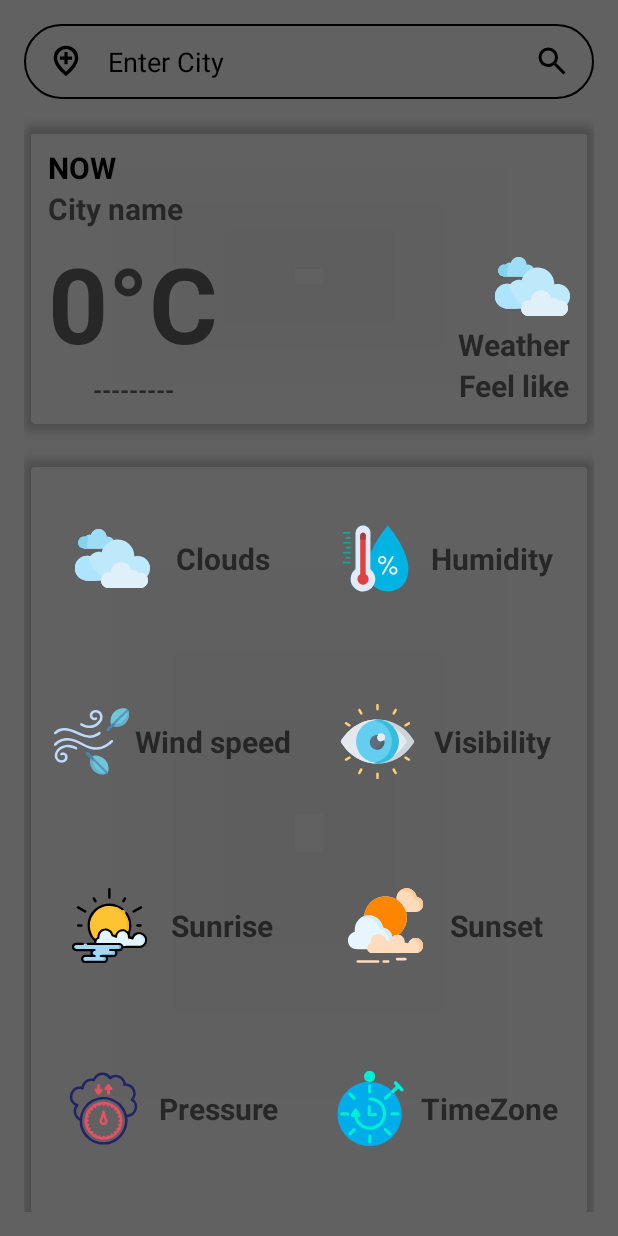
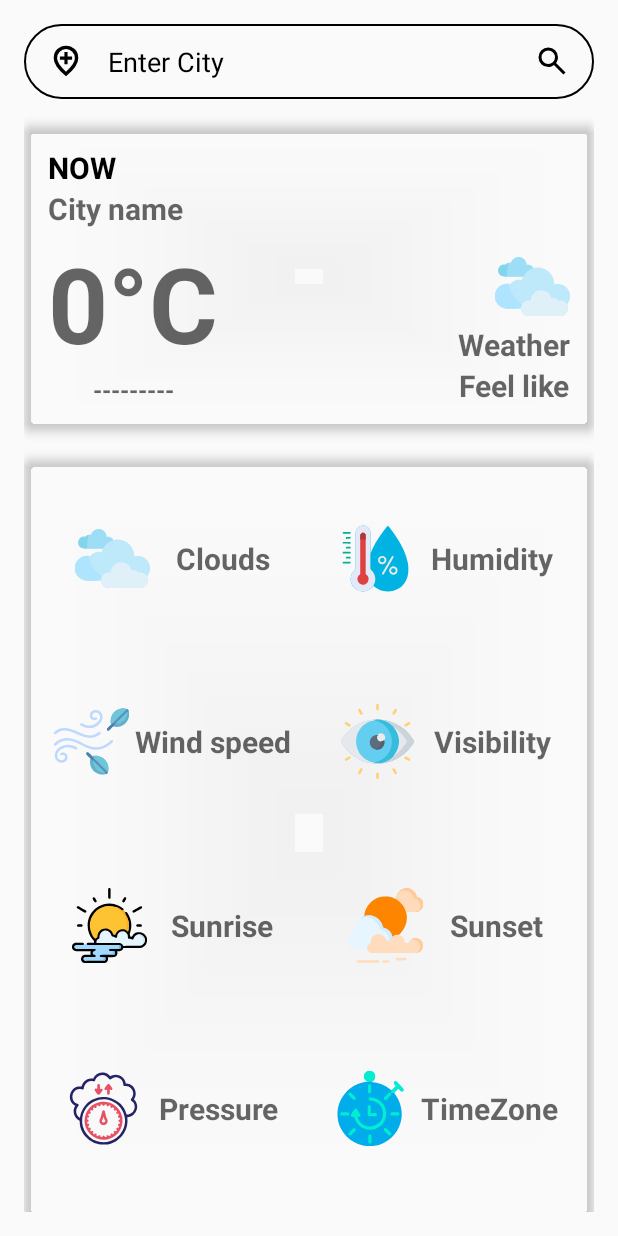
Before and after one commit to saurabhkaipurkar/Project-Weather-App, an Android app: the layout activity_main.xml on its own in the app's theme, with its tools: preview values and no code run, on a phone screen of 412 x 824 dp. Run offline under Robolectric (Android 15) with nearby library versions, the light colour scheme and no system bars.

```diff
--- a/app/src/main/res/layout/activity_main.xml
+++ b/app/src/main/res/layout/activity_main.xml
@@ -5,7 +5,7 @@
     android:id="@+id/main"
     android:layout_width="match_parent"
     android:layout_height="match_parent"
-    android:background="@color/dark_grey"
+    android:background="@color/transparent"
     android:padding="16dp">
 
     <!-- Search Section -->
```
